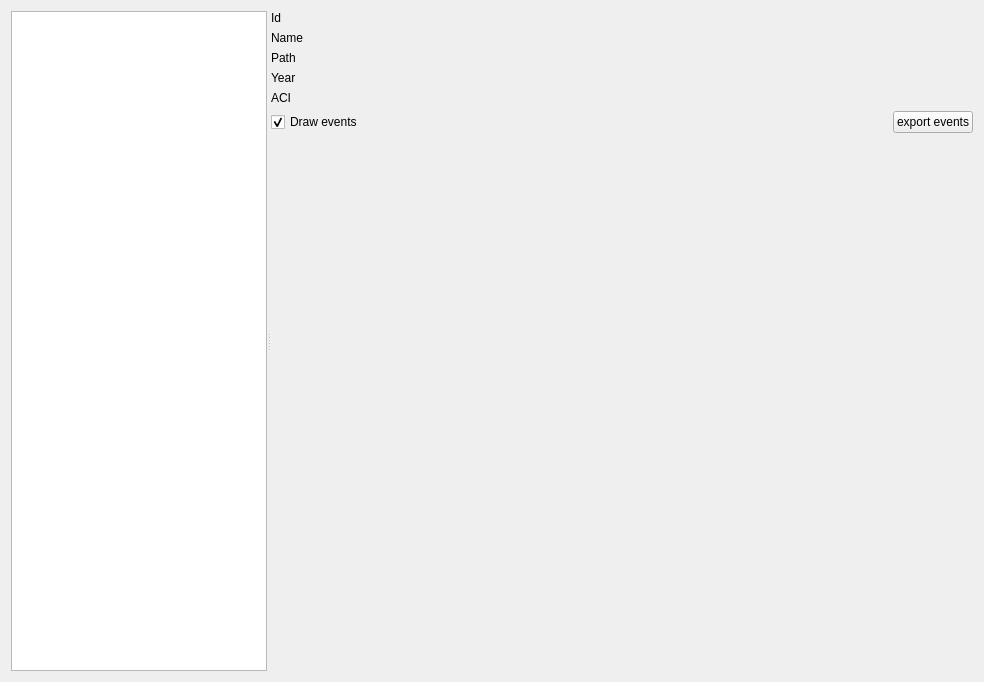
Before: the Qt Designer form src/gui/widgets/audio/ui/audiomanager.ui in Vin985/ecosongs, drawn with Qt 5.
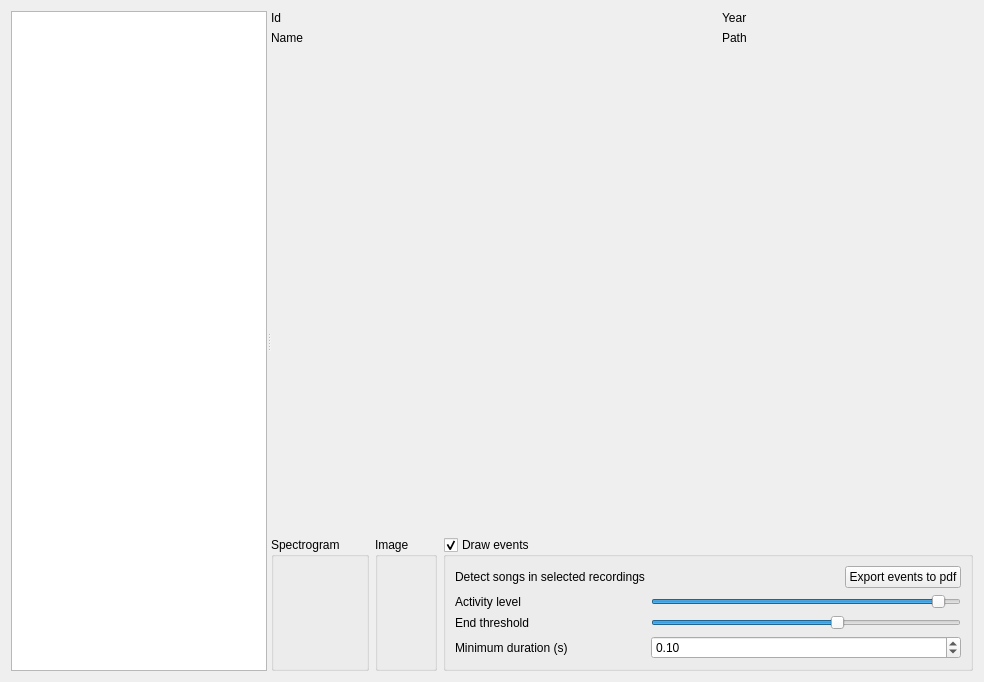
After: the same form once the commit is applied. Custom widgets are drawn as their Qt base class.

Commit message: Do not use QSpectrogramVizualizer for better display of options

The edit to the form file:
```diff
--- a/src/gui/widgets/audio/ui/audiomanager.ui
+++ b/src/gui/widgets/audio/ui/audiomanager.ui
@@ -19,9 +19,12 @@
      <property name="orientation">
       <enum>Qt::Horizontal</enum>
      </property>
+     <widget class="QWidget" name="verticalLayoutWidget">
+      <layout class="QVBoxLayout" name="verticalLayout_6">
+       <item>
      <widget class="QTreeView" name="tree_view">
       <property name="sizePolicy">
-       <sizepolicy hsizetype="Fixed" vsizetype="Expanding">
+          <sizepolicy hsizetype="Preferred" vsizetype="Expanding">
         <horstretch>0</horstretch>
         <verstretch>0</verstretch>
        </sizepolicy>
@@ -39,6 +42,9 @@
        <bool>false</bool>
       </attribute>
      </widget>
+       </item>
+      </layout>
+     </widget>
      <widget class="QWidget" name="details_pane" native="true">
       <property name="sizePolicy">
        <sizepolicy hsizetype="Preferred" vsizetype="Expanding">
@@ -49,56 +55,14 @@
       <layout class="QVBoxLayout" name="verticalLayout">
        <item>
         <layout class="QGridLayout" name="gridLayout_2">
-         <item row="4" column="0">
-          <widget class="QLabel" name="label_4">
-           <property name="text">
-            <string>ACI</string>
-           </property>
-          </widget>
-         </item>
-         <item row="0" column="1">
-          <widget class="QLabel" name="lbl_id">
-           <property name="text">
-            <string/>
-           </property>
-          </widget>
-         </item>
-         <item row="0" column="0">
-          <widget class="QLabel" name="label_2">
-           <property name="text">
-            <string>Id</string>
-           </property>
-          </widget>
-         </item>
-         <item row="1" column="1">
-          <widget class="QLabel" name="lbl_name">
-           <property name="text">
-            <string/>
-           </property>
-          </widget>
-         </item>
          <item row="2" column="0">
-          <widget class="QLabel" name="label_3">
-           <property name="text">
-            <string>Path</string>
-           </property>
-          </widget>
-         </item>
-         <item row="3" column="1">
-          <widget class="QLabel" name="lbl_year">
-           <property name="text">
-            <string/>
-           </property>
-          </widget>
-         </item>
-         <item row="1" column="0">
           <widget class="QLabel" name="label">
            <property name="text">
             <string>Name</string>
            </property>
           </widget>
          </item>
-         <item row="3" column="0">
+         <item row="0" column="2">
           <widget class="QLabel" name="label_5">
            <property name="sizePolicy">
             <sizepolicy hsizetype="Maximum" vsizetype="Preferred">
@@ -111,24 +75,166 @@
            </property>
           </widget>
          </item>
+         <item row="0" column="3">
+          <widget class="QLabel" name="lbl_year">
+           <property name="text">
+            <string/>
+           </property>
+          </widget>
+         </item>
+         <item row="2" column="2">
+          <widget class="QLabel" name="label_3">
+           <property name="text">
+            <string>Path</string>
+           </property>
+          </widget>
+         </item>
          <item row="2" column="1">
+          <widget class="QLabel" name="lbl_name">
+           <property name="text">
+            <string/>
+           </property>
+          </widget>
+         </item>
+         <item row="0" column="1">
+          <widget class="QLabel" name="lbl_id">
+           <property name="text">
+            <string/>
+           </property>
+          </widget>
+         </item>
+         <item row="0" column="0">
+          <widget class="QLabel" name="label_2">
+           <property name="text">
+            <string>Id</string>
+           </property>
+          </widget>
+         </item>
+         <item row="2" column="3">
           <widget class="QLabel" name="lbl_path">
            <property name="text">
             <string/>
            </property>
           </widget>
          </item>
-         <item row="5" column="0">
-          <widget class="QCheckBox" name="checkbox_draw_events">
-           <property name="text">
+        </layout>
+       </item>
+       <item>
+        <widget class="QSpectrogramViewer" name="spectrogram_viewer" native="true">
+         <property name="sizePolicy">
+          <sizepolicy hsizetype="Preferred" vsizetype="Expanding">
+           <horstretch>0</horstretch>
+           <verstretch>0</verstretch>
+          </sizepolicy>
+         </property>
+        </widget>
+       </item>
+       <item>
+        <widget class="QSoundPlayer" name="sound_player" native="true"/>
+       </item>
+       <item>
+        <layout class="QHBoxLayout" name="horizontalLayout_3">
+         <item>
+          <widget class="QGroupBox" name="groupBox">
+           <property name="title">
+            <string>Spectrogram</string>
+           </property>
+           <layout class="QVBoxLayout" name="verticalLayout_2">
+            <item>
+             <widget class="QSpectrogramOptions" name="spectrogram_options" native="true"/>
+            </item>
+           </layout>
+          </widget>
+         </item>
+         <item>
+          <widget class="QGroupBox" name="groupBox_2">
+           <property name="title">
+            <string>Image</string>
+           </property>
+           <layout class="QVBoxLayout" name="verticalLayout_3">
+            <item>
+             <widget class="QImageOptions" name="image_options" native="true"/>
+            </item>
+           </layout>
+          </widget>
+         </item>
+         <item>
+          <widget class="QGroupBox" name="group_draw_events">
+           <property name="title">
             <string>Draw events</string>
            </property>
-           <property name="checked">
+           <property name="checkable">
             <bool>true</bool>
            </property>
-          </widget>
-         </item>
-         <item row="5" column="1">
+           <layout class="QGridLayout" name="gridLayout">
+            <item row="1" column="0">
+             <widget class="QLabel" name="label_9">
+              <property name="sizePolicy">
+               <sizepolicy hsizetype="Maximum" vsizetype="Preferred">
+                <horstretch>0</horstretch>
+                <verstretch>0</verstretch>
+               </sizepolicy>
+              </property>
+              <property name="text">
+               <string>Activity level</string>
+              </property>
+             </widget>
+            </item>
+            <item row="1" column="1">
+             <widget class="QSlider" name="slider_activity">
+              <property name="maximum">
+               <number>100</number>
+              </property>
+              <property name="value">
+               <number>95</number>
+              </property>
+              <property name="orientation">
+               <enum>Qt::Horizontal</enum>
+              </property>
+             </widget>
+            </item>
+            <item row="2" column="0">
+             <widget class="QLabel" name="label_8">
+              <property name="text">
+               <string>End threshold</string>
+              </property>
+             </widget>
+            </item>
+            <item row="2" column="1">
+             <widget class="QSlider" name="slider_end_threshold">
+              <property name="value">
+               <number>60</number>
+              </property>
+              <property name="orientation">
+               <enum>Qt::Horizontal</enum>
+              </property>
+             </widget>
+            </item>
+            <item row="3" column="0">
+             <widget class="QLabel" name="label_7">
+              <property name="text">
+               <string>Minimum duration (s)</string>
+              </property>
+             </widget>
+            </item>
+            <item row="3" column="1">
+             <widget class="QDoubleSpinBox" name="spin_min_duration">
+              <property name="singleStep">
+               <double>0.010000000000000</double>
+              </property>
+              <property name="value">
+               <double>0.100000000000000</double>
+              </property>
+             </widget>
+            </item>
+            <item row="0" column="0">
+             <widget class="QLabel" name="label_6">
+              <property name="text">
+               <string>Detect songs in selected recordings</string>
+              </property>
+             </widget>
+            </item>
+            <item row="0" column="1">
           <layout class="QHBoxLayout" name="horizontalLayout">
            <item>
             <spacer name="horizontalSpacer">
@@ -146,23 +252,16 @@
            <item>
             <widget class="QPushButton" name="btn_export_pdf">
              <property name="text">
-              <string>export events</string>
+                 <string>Export events to pdf</string>
              </property>
             </widget>
            </item>
           </layout>
          </item>
         </layout>
-       </item>
-       <item>
-        <widget class="QSpectrogramVizualizer" name="spectrogram_visualizer" native="true">
-         <property name="sizePolicy">
-          <sizepolicy hsizetype="Preferred" vsizetype="Expanding">
-           <horstretch>0</horstretch>
-           <verstretch>0</verstretch>
-          </sizepolicy>
-         </property>
-        </widget>
+          </widget>
+         </item>
+        </layout>
        </item>
       </layout>
      </widget>
@@ -195,9 +294,27 @@
  </widget>
  <customwidgets>
   <customwidget>
-   <class>QSpectrogramVizualizer</class>
+   <class>QSoundPlayer</class>
    <extends>QWidget</extends>
-   <header>pysoundplayer.gui.QSpectrogramVizualizer.h</header>
+   <header>pysoundplayer.gui.QSoundPlayer.h</header>
+   <container>1</container>
+  </customwidget>
+  <customwidget>
+   <class>QImageOptions</class>
+   <extends>QWidget</extends>
+   <header>pysoundplayer.gui.QImageOptions.h</header>
+   <container>1</container>
+  </customwidget>
+  <customwidget>
+   <class>QSpectrogramViewer</class>
+   <extends>QWidget</extends>
+   <header>pysoundplayer.gui.QSpectrogramViewer.h</header>
+   <container>1</container>
+  </customwidget>
+  <customwidget>
+   <class>QSpectrogramOptions</class>
+   <extends>QWidget</extends>
+   <header>pysoundplayer.gui.QSpectrogramOptions.h</header>
    <container>1</container>
   </customwidget>
  </customwidgets>
```
Lines whose indentation alone changed are shown as unchanged. The commit also changes 2 other files.
